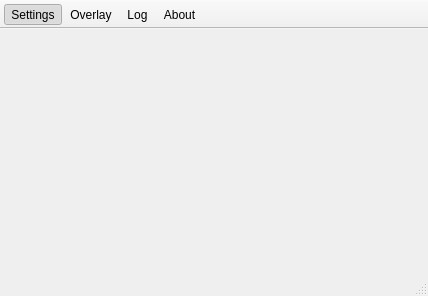
Above: src/ui/preferences.ui from HearthSim/LotusTracker before the change. Below: the same form after it.
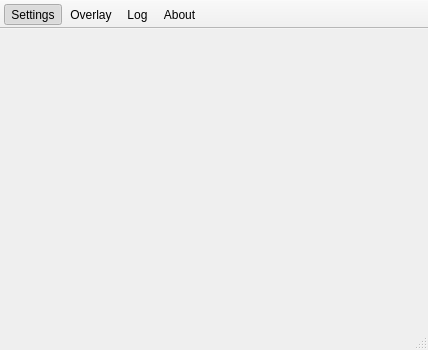
That is the form after the change. Icons and pictures are not drawn.

```diff
--- a/src/ui/preferences.ui
+++ b/src/ui/preferences.ui
@@ -7,13 +7,13 @@
     <x>0</x>
     <y>0</y>
     <width>428</width>
-    <height>296</height>
+    <height>350</height>
    </rect>
   </property>
   <property name="minimumSize">
    <size>
     <width>400</width>
-    <height>200</height>
+    <height>350</height>
    </size>
   </property>
   <property name="windowTitle">
```
